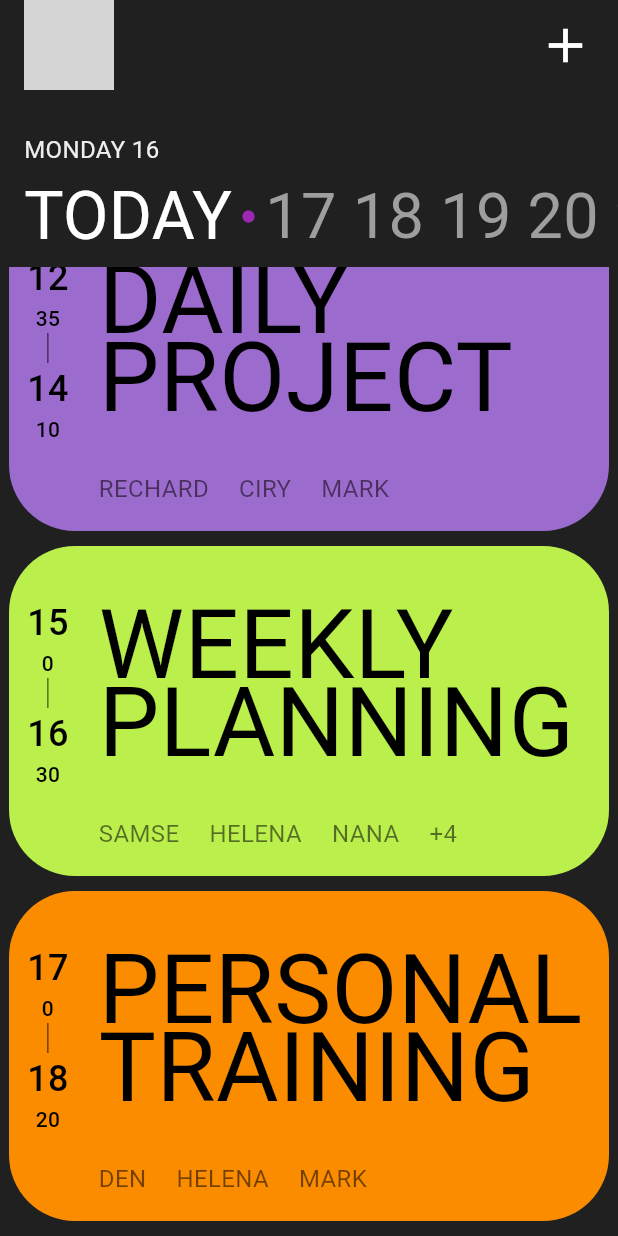
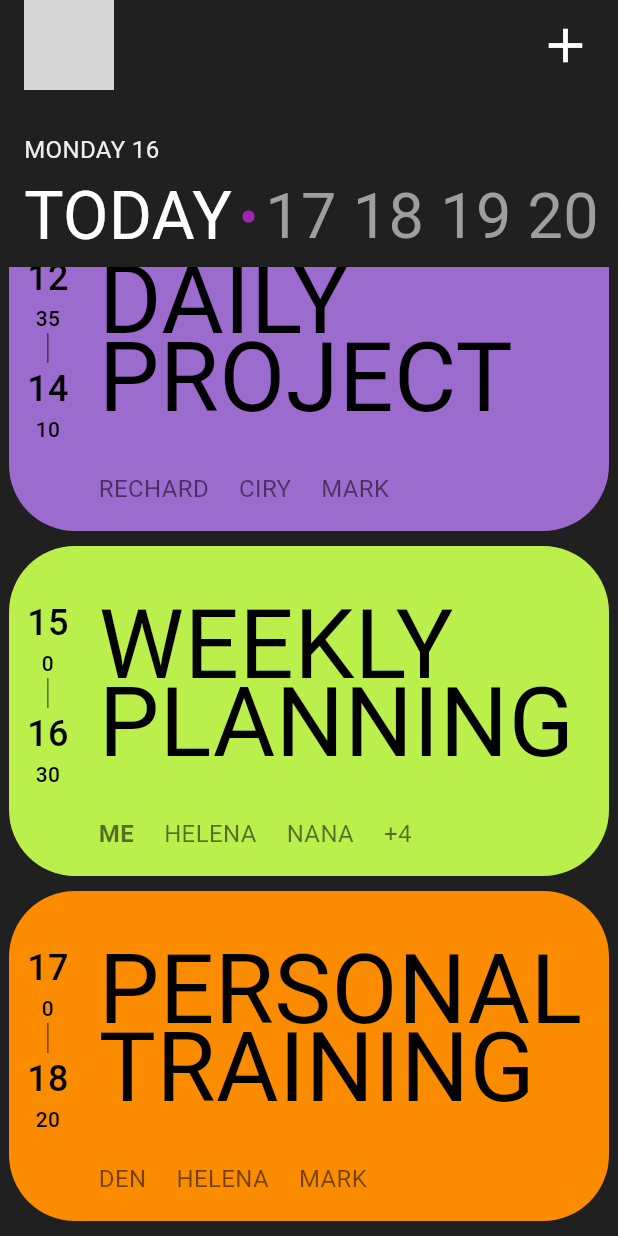
Before and after one commit to samse/flutter_challenge, a Flutter app: the screen it shows after launch, scrolled down 304 dp, on a phone screen of 412 x 824 dp. Run offline on Flutter 3.47's test engine with Material 2 defaults, Android fonts, the phone set to English and light mode, and no system bars; network calls fail; grey boxes are pictures that could not be loaded.

Commit message:
isMine추가

```diff
--- a/week_2/lib/main.dart
+++ b/week_2/lib/main.dart
@@ -203,6 +203,11 @@ class ScheduleCard extends StatelessWidget {
 
   const ScheduleCard({super.key, required this.schedules});
 
+  bool _isMine(String name) {
+    print("_isMine : $name return ${name == "SAMSE"}");
+    return name == "SAMSE";
+  }
+
   @override
   Widget build(BuildContext context) {
     return Expanded(
@@ -329,11 +334,17 @@ class ScheduleCard extends StatelessWidget {
                                               padding: const EdgeInsets.only(
                                                   right: 20.0),
                                               child: Text(
-                                                attendee ?? "",
-                                                style: const TextStyle(
-                                                  fontSize: 16,
-                                                  color: Colors.black54,
-                                                ),
+                                                _isMine(attendee ?? "")
+                                                    ? "ME"
+                                                    : attendee ?? "",
+                                                style: TextStyle(
+                                                    fontSize: 16,
+                                                    color: Colors.black54,
+                                                    fontWeight:
+                                                        _isMine(attendee ?? "")
+                                                            ? FontWeight.w600
+                                                            : FontWeight
+                                                                .normal),
                                               ),
                                             ),
                                         ],
```
